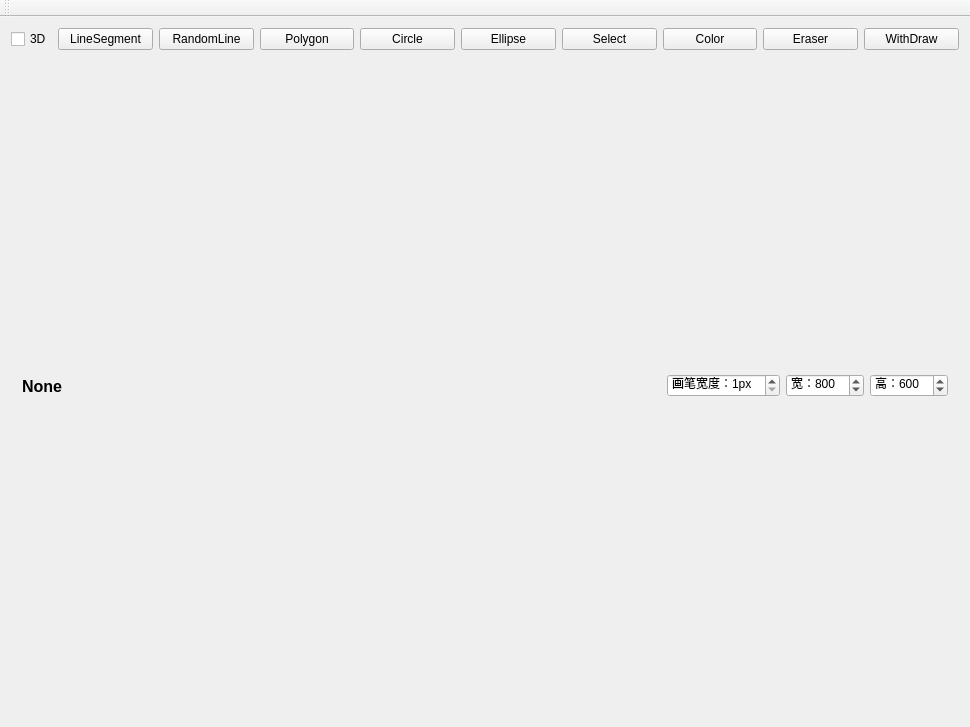
Before: the Qt Designer form mainwindow.ui in TamakiRinko/Painter, drawn with Qt 5.
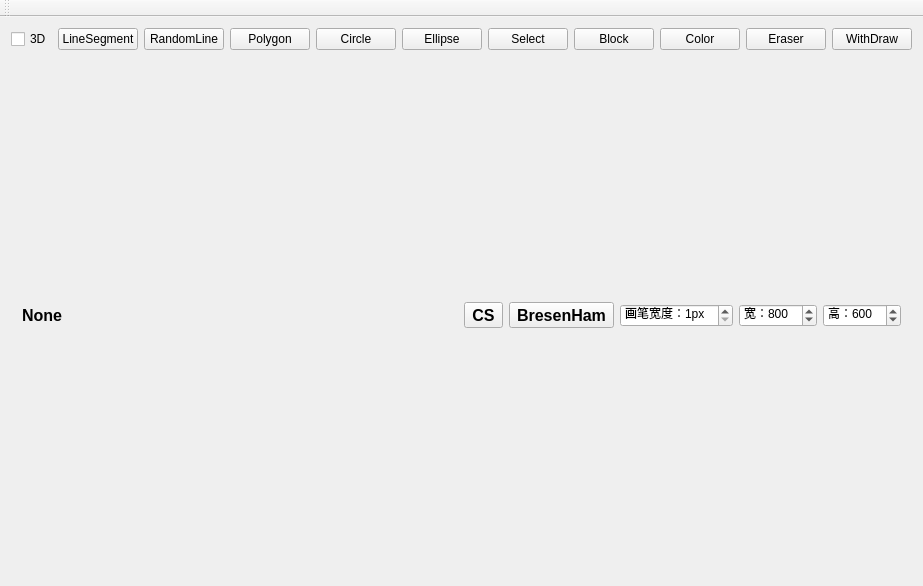
After: the same form once the commit is applied.

Diff of the .ui file:
```diff
--- a/mainwindow.ui
+++ b/mainwindow.ui
@@ -6,8 +6,8 @@
    <rect>
     <x>0</x>
     <y>0</y>
-    <width>970</width>
-    <height>727</height>
+    <width>891</width>
+    <height>586</height>
    </rect>
   </property>
   <property name="sizePolicy">
@@ -38,7 +38,7 @@
       <property name="layoutDirection">
        <enum>Qt::LeftToRight</enum>
       </property>
-      <layout class="QHBoxLayout" name="horizontalLayout" stretch="1,9,1,1,1">
+      <layout class="QHBoxLayout" name="horizontalLayout" stretch="1,10,1,1,1,1,1">
        <item>
         <widget class="QLabel" name="ModeLabel">
          <property name="font">
@@ -72,6 +72,52 @@
          </property>
         </spacer>
        </item>
+       <item>
+        <widget class="QToolButton" name="CropToolButton">
+         <property name="font">
+          <font>
+           <pointsize>12</pointsize>
+           <weight>75</weight>
+           <bold>true</bold>
+          </font>
+         </property>
+         <property name="text">
+          <string>CS</string>
+         </property>
+         <property name="popupMode">
+          <enum>QToolButton::InstantPopup</enum>
+         </property>
+         <property name="toolButtonStyle">
+          <enum>Qt::ToolButtonTextBesideIcon</enum>
+         </property>
+        </widget>
+       </item>
+       <item>
+        <widget class="QToolButton" name="LineToolButton">
+         <property name="font">
+          <font>
+           <pointsize>12</pointsize>
+           <weight>75</weight>
+           <bold>true</bold>
+          </font>
+         </property>
+         <property name="text">
+          <string>BresenHam</string>
+         </property>
+         <property name="popupMode">
+          <enum>QToolButton::InstantPopup</enum>
+         </property>
+         <property name="toolButtonStyle">
+          <enum>Qt::ToolButtonTextBesideIcon</enum>
+         </property>
+         <property name="autoRaise">
+          <bool>false</bool>
+         </property>
+         <property name="arrowType">
+          <enum>Qt::NoArrow</enum>
+         </property>
+        </widget>
+       </item>
        <item>
         <widget class="QSpinBox" name="WidthSpinBox">
          <property name="suffix">
@@ -127,7 +173,7 @@
      <layout class="QVBoxLayout" name="Canvas"/>
     </item>
     <item row="0" column="0" colspan="2">
-     <layout class="QHBoxLayout" name="horizontalLayout_3" stretch="1,10,10,10,10,10,10,10,10,10">
+     <layout class="QHBoxLayout" name="horizontalLayout_3" stretch="1,10,10,10,10,10,10,10,10,10,10">
       <item>
        <widget class="QCheckBox" name="PaintModeCheckBox">
         <property name="text">
@@ -177,6 +223,13 @@
         </property>
        </widget>
       </item>
+      <item>
+       <widget class="QPushButton" name="SelectBlockButton">
+        <property name="text">
+         <string>Block</string>
+        </property>
+       </widget>
+      </item>
       <item>
        <widget class="QPushButton" name="ColorButton">
         <property name="text">
```
Left out of the diff: 2 changed lines with no effect on the pictures.
